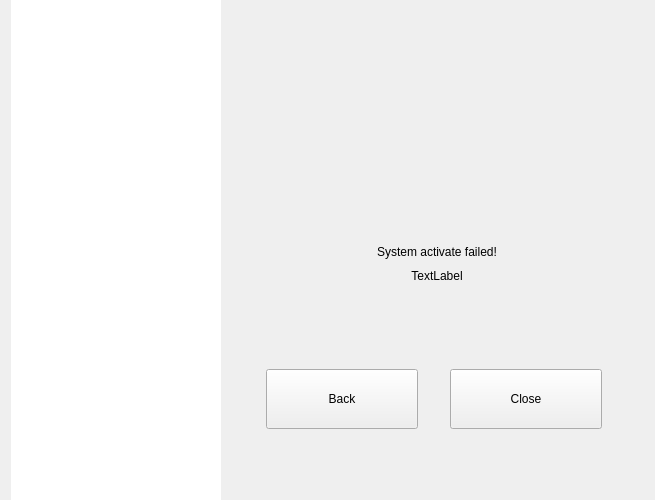
Above: src/license/active-guide-widget.ui from openeuler-mirror/kiran-control-panel before the change. Below: the same form after it.
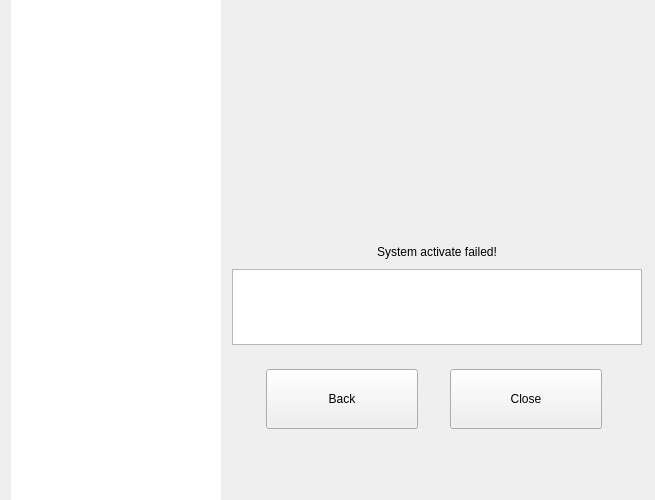
That is the form after the change. The open tabs and pages were chosen to show the change. Icons and pictures are not drawn.

Commit message:
fix(*):wrap activate error message when it is too long
- 当激活失败信息太长时将信息换行显示

Related #41921

The edit to the form file:
```diff
--- a/src/license/active-guide-widget.ui
+++ b/src/license/active-guide-widget.ui
@@ -1440,12 +1440,19 @@
              </widget>
             </item>
             <item>
-             <widget class="QLabel" name="error_text">
-              <property name="text">
-               <string>TextLabel</string>
+             <widget class="QTextBrowser" name="error_text">
+              <property name="verticalScrollBarPolicy">
+               <enum>Qt::ScrollBarAlwaysOff</enum>
               </property>
-              <property name="alignment">
-               <set>Qt::AlignCenter</set>
+              <property name="horizontalScrollBarPolicy">
+               <enum>Qt::ScrollBarAlwaysOff</enum>
+              </property>
+              <property name="html">
+               <string>&lt;!DOCTYPE HTML PUBLIC &quot;-//W3C//DTD HTML 4.0//EN&quot; &quot;http://www.w3.org/TR/REC-html40/strict.dtd&quot;&gt;
+&lt;html&gt;&lt;head&gt;&lt;meta name=&quot;qrichtext&quot; content=&quot;1&quot; /&gt;&lt;style type=&quot;text/css&quot;&gt;
+p, li { white-space: pre-wrap; }
+&lt;/style&gt;&lt;/head&gt;&lt;body style=&quot; font-family:'Noto Sans CJK SC Thin'; font-size:11pt; font-weight:400; font-style:normal;&quot;&gt;
+&lt;p align=&quot;center&quot; style=&quot;-qt-paragraph-type:empty; margin-top:0px; margin-bottom:0px; margin-left:0px; margin-right:0px; -qt-block-indent:0; text-indent:0px;&quot;&gt;&lt;br /&gt;&lt;/p&gt;&lt;/body&gt;&lt;/html&gt;</string>
               </property>
              </widget>
             </item>
```
Left out of the diff: 2 changed lines with no effect on the pictures. The commit also changes 3 other files.
